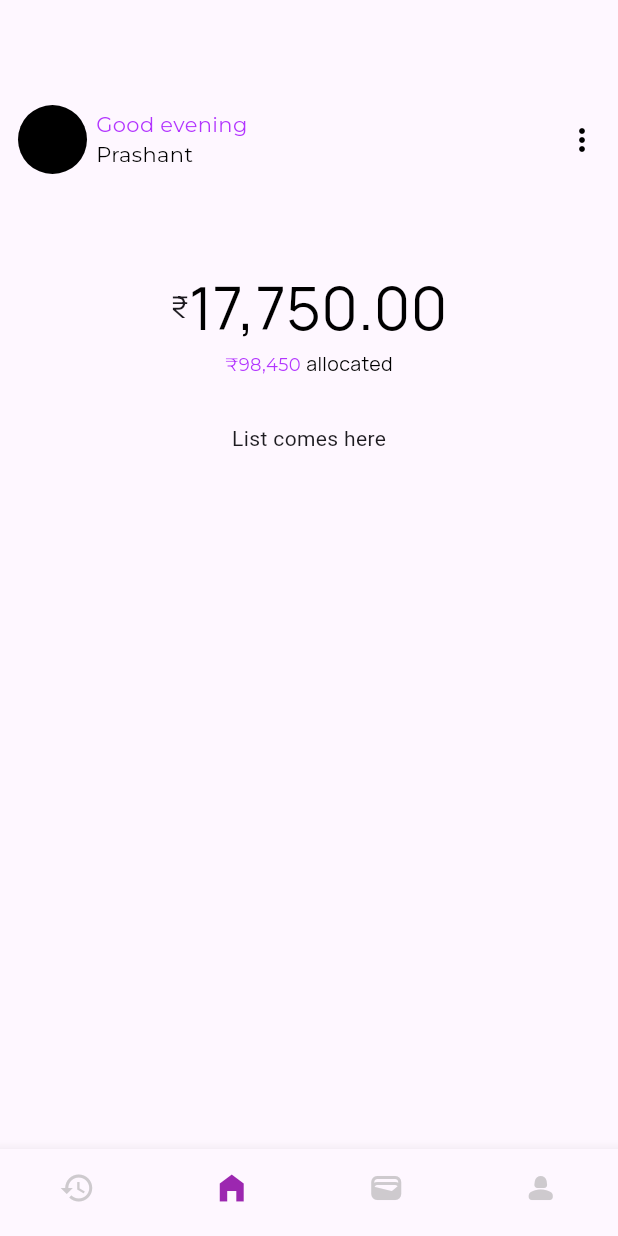
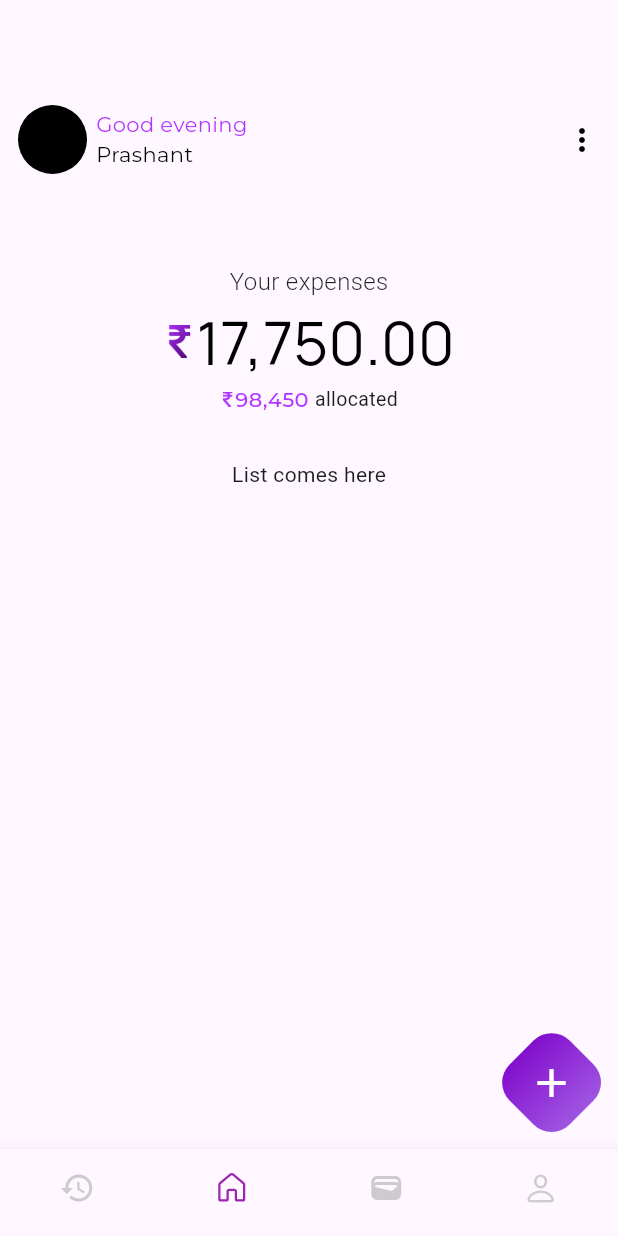
Before and after one commit to AkashSin234/financetrackerdemo, a Flutter app: the screen it shows after launch, on a phone screen of 412 x 824 dp. Run offline on Flutter 3.47's test engine with Material 3 defaults, Android fonts, the phone set to English and light mode, and no system bars; our stand-ins replace fluentui_system_icons, google_fonts; Roboto replaces fonts that are missing (SFPro).

Commit message:
updated UI

```diff
--- a/lib/Screens/homescreen.dart
+++ /dev/null
@@ -1,105 +0,0 @@
-import 'package:flutter/material.dart';
-import 'package:google_fonts/google_fonts.dart';
-
-class HomeScreen extends StatefulWidget {
-  @override
-  State<HomeScreen> createState() => _HomeScreenState();
-}
-
-class _HomeScreenState extends State<HomeScreen> {
-  @override
-  Widget build(BuildContext context) {
-    return Scaffold(
-      body: Container(
-        child: Column(
-          children: [
-            Container(
-              padding: const EdgeInsets.only(top: 70, left: 12, right: 12),
-              child: Row(
-                children: [
-                  Container(
-                    width: 46,
-                    height: 46,
-                    decoration: BoxDecoration(
-                        borderRadius: BorderRadius.circular(40),
-                        color: Colors.black),
-                  ),
-                  const SizedBox(
-                    width: 6,
-                  ),
-                  Column(
-                    crossAxisAlignment: CrossAxisAlignment.start,
-                    children: [
-                      Text(
-                        'Good evening',
-                        style: GoogleFonts.montserrat(
-                            color: const Color.fromRGBO(178, 52, 255, 1),
-                            fontSize: 14,
-                            fontWeight: FontWeight.w400),
-                      ),
-                      Text(
-                        'Prashant',
-                        style: GoogleFonts.montserrat(
-                            fontSize: 14, color: Colors.black),
-                      ),
-                    ],
-                  ),
-                  Expanded(child: Container()),
-                  const Icon(
-                    Icons.more_vert_outlined,
-                    color: Colors.black,
-                  )
-                ],
-              ),
-            ),
-            const SizedBox(
-              height: 60,
-            ),
-            Column(
-              crossAxisAlignment: CrossAxisAlignment.center,
-              children: [
-                Row(
-                  mainAxisAlignment: MainAxisAlignment.center,
-                  children: [
-                    Text(
-                      '₹',
-                      style: GoogleFonts.manrope(fontSize: 20),
-                    ),
-                    Text(
-                      '17,750.00',
-                      style: GoogleFonts.manrope(
-                          color: Colors.black,
-                          fontSize: 40,
-                          fontWeight: FontWeight.w400),
-                    ),
-                  ],
-                ),
-                Row(
-                  mainAxisAlignment: MainAxisAlignment.center,
-                  children: [
-                    Text(
-                      '₹98,450 ',
-                      style: GoogleFonts.montserrat(
-                          color: Color.fromRGBO(178, 52, 255, 1),
-                          fontSize: 12,
-                          fontWeight: FontWeight.w400),
-                    ),
-                    Text(
-                      'allocated',
-                      style: GoogleFonts.manrope(
-                          color: Colors.black, fontSize: 13),
-                    ),
-                  ],
-                ),
-              ],
-            ),
-            const SizedBox(
-              height: 30,
-            ),
-            Text('List comes here'),
-          ],
-        ),
-      ),
-    );
-  }
-}
--- a/lib/Screens/navpages/home_page.dart
+++ b/lib/Screens/navpages/home_page.dart
@@ -1,5 +1,7 @@
-import 'package:finance_tracker/Screens/homescreen.dart';
+import 'package:finance_tracker/Utils/fab_shape.dart';
 import 'package:flutter/material.dart';
+import 'package:flutter/rendering.dart';
+import 'package:google_fonts/google_fonts.dart';
 
 class HomePage extends StatefulWidget {
   @override
@@ -10,7 +12,147 @@ class _HomePageState extends State<HomePage> {
   @override
   Widget build(BuildContext context) {
     return Scaffold(
-      body: HomeScreen(),
+      body: Container(
+        child: Column(
+          children: [
+            Container(
+              padding: const EdgeInsets.only(top: 70, left: 12, right: 12),
+              child: Row(
+                children: [
+                  Container(
+                    width: 46,
+                    height: 46,
+                    decoration: BoxDecoration(
+                        borderRadius: BorderRadius.circular(40),
+                        color: Colors.black),
+                  ),
+                  const SizedBox(
+                    width: 6,
+                  ),
+                  Column(
+                    crossAxisAlignment: CrossAxisAlignment.start,
+                    children: [
+                      Text(
+                        'Good evening',
+                        style: GoogleFonts.montserrat(
+                            color: const Color.fromRGBO(178, 52, 255, 1),
+                            fontSize: 14,
+                            fontWeight: FontWeight.w400),
+                      ),
+                      Text(
+                        'Prashant',
+                        style: GoogleFonts.montserrat(
+                            fontSize: 14, color: Colors.black),
+                      ),
+                    ],
+                  ),
+                  Expanded(child: Container()),
+                  const Icon(
+                    Icons.more_vert_outlined,
+                    color: Colors.black,
+                  )
+                ],
+              ),
+            ),
+            const SizedBox(
+              height: 60,
+            ),
+            Column(
+              crossAxisAlignment: CrossAxisAlignment.center,
+              children: [
+                const Text('Your expenses', style: TextStyle(fontFamily: 'SFPro', fontSize: 16, fontWeight:FontWeight.w300 ),),
+
+                Row(
+                  mainAxisAlignment: MainAxisAlignment.center,
+                  children: [
+                    Container(
+                      height: 22,
+                      child: ShaderMask(
+                        shaderCallback: (Rect bounds) {
+                          return const LinearGradient(
+                            colors: [Color.fromRGBO(178, 52, 255, 1), Color.fromRGBO(62, 0, 100, 1)],
+                            begin: Alignment.topLeft,
+                            end: Alignment.bottomRight,
+                          ).createShader(bounds);
+                        },
+                        blendMode: BlendMode.srcIn,
+                        child: Image.asset(
+                          'assets/rupee-indian.png',
+                          color: Colors.white,
+                        ),
+                      ),
+                    ),
+                    Text(
+                      '17,750.00',
+                      style: GoogleFonts.manrope(
+                          color: Colors.black,
+                          fontSize: 40,
+                          fontWeight: FontWeight.w400),
+                    ),
+                  ],
+                ),
+                Row(
+                  mainAxisAlignment: MainAxisAlignment.center,
+                  children: [
+                    Container(
+                      height: 10,
+                      child: Image.asset('assets/rupee-indian.png', color: const Color.fromRGBO(178, 52, 255, 1),),),
+                    Text(
+                      '98,450 ',
+                      style: GoogleFonts.montserrat(
+                          color: Color.fromRGBO(178, 52, 255, 1),
+                          fontSize: 14,
+                          fontWeight: FontWeight.w500),
+                    ),
+                    const Text(
+                      'allocated',
+                      style: TextStyle(fontFamily: 'SFPro', fontSize: 13, fontWeight: FontWeight.w400),
+                    ),
+                  ],
+                ),
+              ],
+            ),
+            const SizedBox(
+              height: 30,
+            ),
+            Text('List comes here'),
+
+          ],
+        ),
+      ),
+      floatingActionButton: Stack(
+        alignment: Alignment.center,
+        children: [
+          CustomPaint(
+            size: const Size(56.57, 56.57),
+            painter: FabShapePainter(),
+          ),
+          FloatingActionButton(
+            onPressed: () {},
+            backgroundColor: Colors.transparent, // Make background transparent to see the custom shape
+            elevation: 0,
+            splashColor: Colors.black, // Remove elevation
+            child: const Icon(
+              Icons.add,
+              color: Colors.white,
+              size: 32,
+
+            ), //just for testing that the button is actually a button
+          ),
+        ],
+      ),
     );
   }
 }
+
+class FabShapePainter extends CustomPainter {
+  @override
+  void paint(Canvas canvas, Size size) {
+    final rect = Offset.zero & size;
+    final shape = FabShape();
+    shape.paint(canvas, rect);
+  }
+
+  @override
+  bool shouldRepaint(CustomPainter oldDelegate) => false;
+}
--- a/lib/Screens/navpages/main_page.dart
+++ /dev/null
@@ -1,50 +0,0 @@
-import 'package:finance_tracker/Screens/navpages/home_page.dart';
-import 'package:finance_tracker/Screens/navpages/summary_page.dart';
-import 'package:finance_tracker/Screens/navpages/user_profile_page.dart';
-import 'package:finance_tracker/Screens/navpages/wallet_page.dart';
-import 'package:flutter/material.dart';
-
-class MainPage extends StatefulWidget {
-  @override
-  State<MainPage> createState() => _MainPageState();
-}
-
-class _MainPageState extends State<MainPage> {
-  List pages = [
-    SummaryPage(),
-    HomePage(),
-    WalletPage(),
-    UserProfilePage(),
-  ];
-  int currentIndex = 1;
-
-  void onTap(int index) {
-    setState(() {
-      currentIndex = index;
-    });
-  }
-
-  @override
-  Widget build(BuildContext context) {
-    return Scaffold(
-      body: pages[currentIndex],
-      bottomNavigationBar: BottomNavigationBar(
-        type: BottomNavigationBarType.fixed,
-        onTap: onTap,
-        currentIndex: currentIndex,
-        selectedItemColor: Colors.purple,
-        unselectedItemColor: Colors.grey.withOpacity(0.5),
-        showSelectedLabels: false,
-        showUnselectedLabels: false,
-        items: const [
-          BottomNavigationBarItem(
-              icon: Icon(Icons.history), label: 'recent transactions'),
-          BottomNavigationBarItem(icon: Icon(Icons.home_filled), label: 'home'),
-          BottomNavigationBarItem(icon: Icon(Icons.wallet), label: 'wallet'),
-          BottomNavigationBarItem(
-              icon: Icon(Icons.person_2_rounded), label: 'user profile')
-        ],
-      ),
-    );
-  }
-}
--- /dev/null
+++ b/lib/Utils/fab_shape.dart
@@ -0,0 +1,63 @@
+import 'dart:math';
+import 'package:flutter/material.dart';
+
+class FabShape extends ShapeBorder {
+  final double borderRadius; // Radius for the rounded corners
+
+  FabShape({this.borderRadius = 17.0});
+
+  @override
+  EdgeInsetsGeometry get dimensions => EdgeInsets.all(borderRadius);
+
+  @override
+  Path getOuterPath(Rect rect, {TextDirection? textDirection}) {
+    final path = Path();
+    final radius = borderRadius;
+
+    // Create kite-like shape
+    path.moveTo(rect.width / 2, rect.top);
+    path.lineTo(rect.right, rect.height / 2);
+    path.lineTo(rect.width / 2, rect.bottom);
+    path.lineTo(rect.left, rect.height / 2);
+    path.close();
+
+    // Create rounded rectangle and combine it with kite-like shape
+    path.addRRect(RRect.fromRectAndRadius(rect, Radius.circular(radius)));
+
+    // Apply rotation transformation
+    final matrix = Matrix4.identity()
+      ..translate(rect.center.dx, rect.center.dy)
+      ..rotateZ(pi / 4) // Rotate 45 degrees
+      ..translate(-rect.center.dx, -rect.center.dy);
+
+    final transformedPath = path.transform(matrix.storage);
+
+    return transformedPath;
+  }
+
+  @override
+  Path getInnerPath(Rect rect, {TextDirection? textDirection}) {
+    return getOuterPath(rect, textDirection: textDirection);   //innerpath is same as outer path
+  }
+
+  @override
+  void paint(Canvas canvas, Rect rect, {TextDirection? textDirection}) {
+    // Define the gradient
+    const gradient = LinearGradient(
+      colors: [Color.fromRGBO(125, 0, 202, 1), Color.fromRGBO(165, 99, 229, 1)],
+      begin: Alignment.topLeft,
+      end: Alignment.bottomRight,
+    );
+
+    // Create a paint object for the gradient
+    final paint = Paint()
+      ..shader = gradient.createShader(rect)
+      ..style = PaintingStyle.fill; // Use fill to cover the shape
+
+    // Draw the gradient shape
+    canvas.drawPath(getOuterPath(rect), paint);
+  }
+
+  @override
+  ShapeBorder scale(double t) => FabShape(borderRadius: borderRadius * t);
+}
--- a/lib/main.dart
+++ b/lib/main.dart
@@ -1,4 +1,4 @@
-import 'package:finance_tracker/Screens/navpages/main_page.dart';
+import 'package:finance_tracker/main_screen.dart';
 
 import 'package:flutter/material.dart';
 
@@ -13,13 +13,14 @@ class MyApp extends StatelessWidget {
   @override
   Widget build(BuildContext context) {
     return MaterialApp(
-      title: 'Finance Tracker',
+
       theme: ThemeData(
         colorScheme: ColorScheme.fromSeed(seedColor: Colors.deepPurple),
+        fontFamily: 'SFPro',
         useMaterial3: true,
       ),
       debugShowCheckedModeBanner: false,
-      home: MainPage(),
+      home: MainScreen(),
     );
   }
 }
--- /dev/null
+++ b/lib/main_screen.dart
@@ -0,0 +1,54 @@
+import 'package:finance_tracker/Screens/navpages/home_page.dart';
+import 'package:finance_tracker/Screens/navpages/summary_page.dart';
+import 'package:finance_tracker/Screens/navpages/user_profile_page.dart';
+import 'package:finance_tracker/Screens/navpages/wallet_page.dart';
+import 'package:flutter/cupertino.dart';
+import 'package:flutter/material.dart';
+import 'package:cupertino_icons/cupertino_icons.dart';
+import 'package:fluentui_system_icons/fluentui_system_icons.dart';
+
+class MainScreen extends StatefulWidget {
+  @override
+  State<MainScreen> createState() => _MainScreenState();
+}
+
+class _MainScreenState extends State<MainScreen> {
+  List pages = [
+    SummaryPage(),
+    HomePage(),
+    WalletPage(),
+    UserProfilePage(),
+  ];
+  int currentIndex = 1;
+
+  void onTap(int index) {
+    setState(() {
+      currentIndex = index;
+    });
+  }
+
+  @override
+  Widget build(BuildContext context) {
+    return Scaffold(
+      body: pages[currentIndex],
+      bottomNavigationBar: BottomNavigationBar(
+        type: BottomNavigationBarType.fixed,
+        onTap: onTap,
+        currentIndex: currentIndex,
+        selectedItemColor: Colors.purple,
+        unselectedItemColor: Colors.grey.withOpacity(0.5),
+        showSelectedLabels: false,
+        showUnselectedLabels: false,
+        items: const [
+          BottomNavigationBarItem(
+              icon: Icon(Icons.history), label: 'recent transactions'),
+          BottomNavigationBarItem(icon: Icon(FluentIcons.home_32_regular, ),
+label: 'home'),
+          BottomNavigationBarItem(icon: Icon(Icons.wallet), label: 'wallet'),
+          BottomNavigationBarItem(
+              icon: Icon(CupertinoIcons.person),label: 'user profile')
+        ],
+      ),
+    );
+  }
+}
```
Also changed, not shown: pubspec.yaml (+10 -8 lines), assets/home.png (added), assets/rupee-indian.png (added), pubspec.lock, 2 other files.
